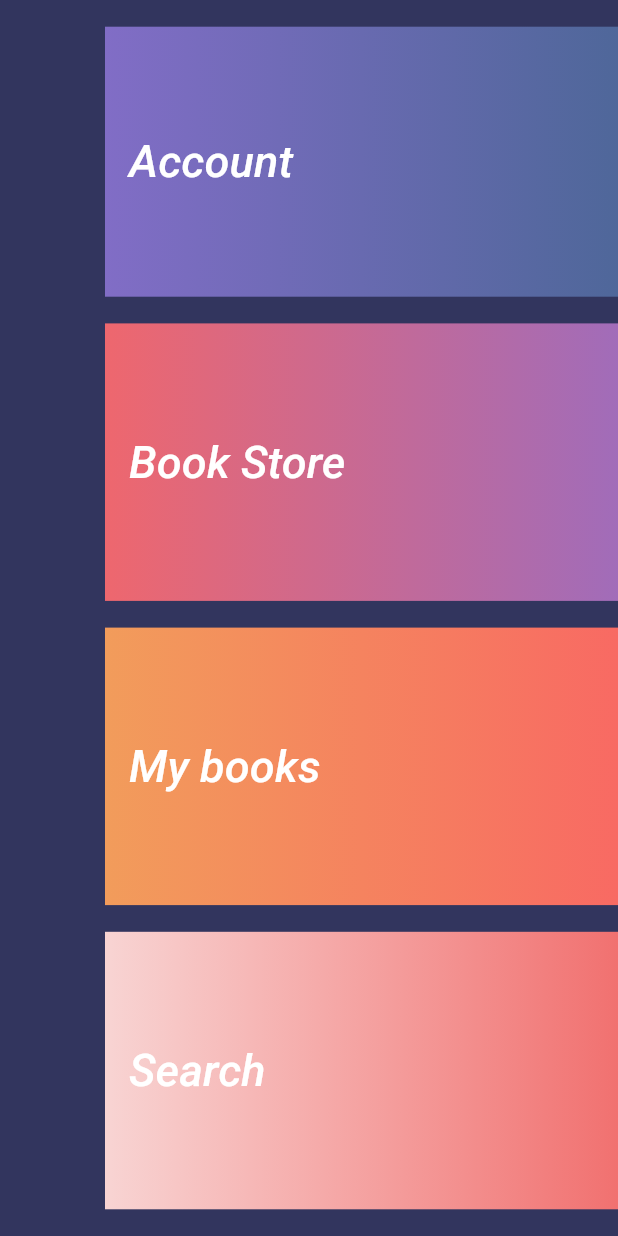
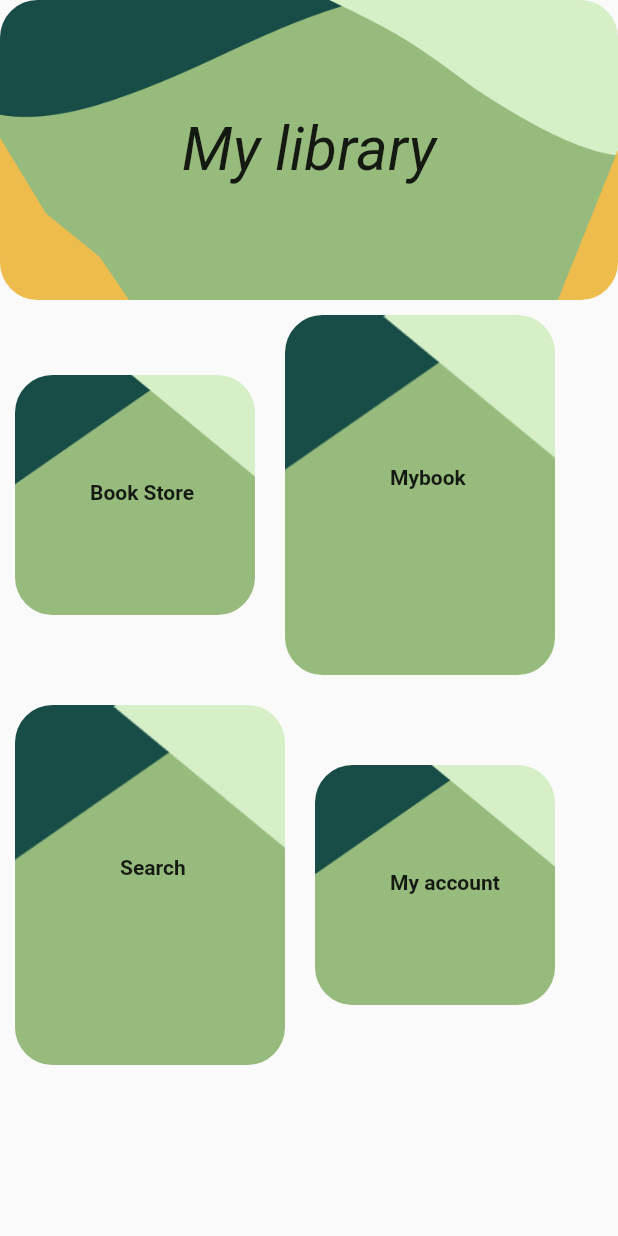
Before and after one commit to Library-Management07/My_Library, a Flutter app: the screen it shows after launch, on a phone screen of 412 x 824 dp. Run offline on Flutter 3.47's test engine with Material 2 defaults, Android fonts, the phone set to English and light mode, and no system bars.

Commit message:
Home Page

```diff
--- a/library_app/lib/HomeScreen.dart
+++ b/library_app/lib/HomeScreen.dart
@@ -1,5 +1,6 @@
 import 'package:flutter/cupertino.dart';
 import 'package:flutter/material.dart';
+import 'package:library_app/Bookstore/BookStore.dart';
 class Home_screen extends StatefulWidget {
   @override
   _Home_screenState createState() => _Home_screenState();
@@ -8,81 +9,153 @@ class Home_screen extends StatefulWidget {
 class _Home_screenState extends State<Home_screen> {
   @override
   Widget build(BuildContext context) {
-    return Scaffold(
-      backgroundColor: Color.fromRGBO(50,53,94,50 ),
-      body: Column(
-        mainAxisAlignment: MainAxisAlignment.spaceEvenly,
+    return MaterialApp(
+      debugShowCheckedModeBanner: false,
+      home: Scaffold(
+          body:
+          Container(
+            /*decoration: BoxDecoration(
+              gradient: LinearGradient(
+                colors: [Colors.blueGrey, Colors.white70],
+                begin: Alignment.topLeft,
+                end: Alignment.bottomRight,
+              ),
+            ),*/
+            child: Column(
+              children:[
+                Container(
+                  height: 200,
+                  child: Column(
+                  mainAxisAlignment: MainAxisAlignment.center,
                   children: [
-          Container(
-            alignment: Alignment.centerLeft,
-            child: FlatButton(onPressed: (){},
-                child:  Text('Account',textDirection:TextDirection.ltr ,style: TextStyle(
-                  fontSize: 30,
-                  fontStyle: FontStyle.italic,
-                  color: Colors.white,
+                    Align(
+                      alignment: Alignment.center,
+                      child: Text("My library",style: TextStyle(
+                        fontStyle: FontStyle.italic ,
+                        fontSize: 40.0,
                       ),),
                     ),
-            margin: EdgeInsets.only(left: 70),
+                  ],
+                ),
                 decoration: BoxDecoration(
-              gradient: LinearGradient(colors:[Color.fromRGBO(129, 109, 198, 50),Color.fromRGBO(79, 103, 154, 50)],
-              begin: Alignment.centerLeft,
-                end: Alignment.centerRight,
+                  image: DecorationImage(
+                      image:AssetImage("assets/Menu_Home.png"),
+                      fit: BoxFit.cover,
+                  ),
+                  borderRadius: BorderRadius.circular(25),
                 ),
               ),
-            height: 180,width: 500,
+
+                Container(
+                  child: Row(
+                    mainAxisAlignment: MainAxisAlignment.start,
+                    children: [
+                      SizedBox(
+                        height: 180.0,
+                        width: 180.0,
+                        child: InkWell(
+                          onTap: (){
+                            Navigator.push(context,MaterialPageRoute(builder: (context)=>App()));
+                          },
+                          child: Container(
+                            child: Text("Book Store",style: TextStyle(fontWeight: FontWeight.bold,),),
+                            padding: EdgeInsets.only(top:70,left: 50),
+                            margin: EdgeInsets.all(10.0),
+                            //height: 170.0,
+                            decoration: BoxDecoration(
+                              image: DecorationImage(
+                                image:AssetImage("assets/One.png"),
+                                fit: BoxFit.cover,
                               ),
-          Container(
-            alignment: Alignment.centerLeft,
-            child: FlatButton(onPressed: (){},
-              child:  Text('Book Store',textDirection:TextDirection.ltr ,style: TextStyle(
-                fontSize: 30,
-                fontStyle: FontStyle.italic,
-                color: Colors.white,
-              ),),
-            ), margin: EdgeInsets.only(left: 70),
-            decoration: BoxDecoration(
-              gradient: LinearGradient(colors:[Color.fromRGBO(238,103 ,110 , 50),Color.fromRGBO(161,108 ,185, 50)],
-                begin: Alignment.centerLeft,
-                end: Alignment.centerRight,
+                              borderRadius: BorderRadius.circular(25),
                             ),
                           ),
-            height: 185,width: 500,
-          ),
-          Container(
-            alignment: Alignment.centerLeft,
-            child: FlatButton(onPressed: (){},
-              child:  Text('My books',textDirection:TextDirection.ltr ,style: TextStyle(
-                fontSize: 30,
-                fontStyle: FontStyle.italic,
-                color: Colors.white,
-              ),),
-            ),margin: EdgeInsets.only(left: 70),
-            decoration: BoxDecoration(
-              gradient: LinearGradient(colors:[Color.fromRGBO(242,156 ,91 , 50),Color.fromRGBO(248, 106,99 , 50)],
-                begin: Alignment.centerLeft,
-                end: Alignment.centerRight,
                         ),
                       ),
-            height: 185,width: 500,
+
+                      SizedBox(
+                        height: 260.0,
+                        width: 200.0,
+                        child: InkWell(
+                          onTap: (){
+                        //    Navigator.push(context,MaterialPageRoute(builder: (context)=>App()));
+                          },
+                          child: Container(
+                            child: Text("Mybook",style: TextStyle(fontWeight: FontWeight.bold,),),
+                            padding: EdgeInsets.only(top:100, left: 70),
+                            margin: EdgeInsets.all(10.0),
+                          //  height: 230.0,
+                            decoration: BoxDecoration(
+                              image: DecorationImage(
+                                image:AssetImage("assets/One.png"),
+                                fit: BoxFit.cover,
                               ),
-          Container(
-            alignment: Alignment.centerLeft,
-            child: FlatButton(onPressed: (){},
-              child:  Text('Search',textDirection:TextDirection.ltr ,style: TextStyle(
-                fontSize: 30,
-                fontStyle: FontStyle.italic,
-                color: Colors.white,
-              ),),
-            ), margin: EdgeInsets.only(left: 70),
-            decoration: BoxDecoration(
-              gradient: LinearGradient(colors:[Color.fromRGBO(248,212 ,211 , 50),Color.fromRGBO(241, 113, 112, 50)],
-                begin: Alignment.centerLeft,
-                end: Alignment.centerRight,
+                              borderRadius: BorderRadius.circular(25),
                             ),
                           ),
-            height: 185,width: 500,
+                        ),
                       ),
                     ],
+                  ),
+                ),
+
+                Container(
+                  child: Row(
+                    mainAxisAlignment: MainAxisAlignment.start,
+                    children: [
+                      SizedBox(
+                        height: 260.0,
+                        width: 200.0,
+                        child: SizedBox(
+                          child: InkWell(
+                            onTap: (){
+                              //    Navigator.push(context,MaterialPageRoute(builder: (context)=>App()));
+                            },
+                            child: Container(
+                              child: Text("Search",style: TextStyle(fontWeight: FontWeight.bold,),),
+                              padding: EdgeInsets.only(top:100, left: 70),
+                              margin: EdgeInsets.all(10.0),
+                              height: 230.0,
+                              decoration: BoxDecoration(
+                                image: DecorationImage(
+                                  image:AssetImage("assets/One.png"),
+                                  fit: BoxFit.cover,
+                                ),
+                                borderRadius: BorderRadius.circular(25),
+                              ),
+                            ),
+                          ),
+                        ),
+                      ),
+
+                      SizedBox(
+                        height: 180.0,
+                        width: 180.0,
+                        child: InkWell(
+                          onTap: (){
+                            //    Navigator.push(context,MaterialPageRoute(builder: (context)=>App()));
+                          },
+                          child: Container(
+                            child: Text("My account",style: TextStyle(fontWeight: FontWeight.bold,),),
+                            height: 170.0,
+                            padding: EdgeInsets.only(top:70,left: 50),
+                            margin: EdgeInsets.all(10.0),
+                            decoration: BoxDecoration(
+                              image: DecorationImage(
+                                image:AssetImage("assets/One.png"),
+                                fit: BoxFit.cover,
+                              ),
+                              borderRadius: BorderRadius.circular(25),
+                            ),
+                          ),
+                        ),
+                      ),
+                    ],
+                  ),
+                ),
+            ],
+            ),
+          ),
         ),
     );
   }
```
Also changed, not shown: library_app/pubspec.yaml (+11 -0 lines), library_app/assets/Menu_Home.png (added), library_app/assets/One.png (added), library_app/pubspec.lock. Lines whose indentation alone changed are shown as unchanged.
